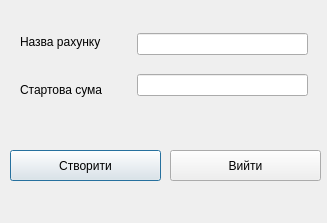
Above: Finance_tracker_project/newfinaccount.ui from OleksiyKhanov/money_manager_project before the change. Below: the same form after it.
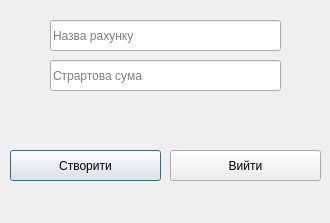
That is the form after the change.

Patch:
```diff
--- a/Finance_tracker_project/newfinaccount.ui
+++ b/Finance_tracker_project/newfinaccount.ui
@@ -6,57 +6,13 @@
    <rect>
     <x>0</x>
     <y>0</y>
-    <width>327</width>
+    <width>330</width>
     <height>223</height>
    </rect>
   </property>
   <property name="windowTitle">
    <string>Dialog</string>
   </property>
-  <widget class="QWidget" name="layoutWidget">
-   <property name="geometry">
-    <rect>
-     <x>137</x>
-     <y>20</y>
-     <width>171</width>
-     <height>91</height>
-    </rect>
-   </property>
-   <layout class="QVBoxLayout" name="verticalLayout">
-    <item>
-     <widget class="QLineEdit" name="lineEdit_name"/>
-    </item>
-    <item>
-     <widget class="QLineEdit" name="lineEdit_startSum"/>
-    </item>
-   </layout>
-  </widget>
-  <widget class="QWidget" name="layoutWidget_2">
-   <property name="geometry">
-    <rect>
-     <x>20</x>
-     <y>20</y>
-     <width>101</width>
-     <height>91</height>
-    </rect>
-   </property>
-   <layout class="QVBoxLayout" name="verticalLayout_2">
-    <item>
-     <widget class="QLabel" name="label">
-      <property name="text">
-       <string>Назва рахунку</string>
-      </property>
-     </widget>
-    </item>
-    <item>
-     <widget class="QLabel" name="label_2">
-      <property name="text">
-       <string>Стартова сума</string>
-      </property>
-     </widget>
-    </item>
-   </layout>
-  </widget>
   <widget class="QPushButton" name="pushButton_create">
    <property name="geometry">
     <rect>
@@ -73,9 +29,9 @@
   <widget class="QLabel" name="label_finish">
    <property name="geometry">
     <rect>
-     <x>90</x>
-     <y>110</y>
-     <width>151</width>
+     <x>80</x>
+     <y>100</y>
+     <width>171</width>
      <height>31</height>
     </rect>
    </property>
@@ -96,6 +52,32 @@
     <string>Вийти</string>
    </property>
   </widget>
+  <widget class="QLineEdit" name="lineEdit_startSum">
+   <property name="geometry">
+    <rect>
+     <x>50</x>
+     <y>60</y>
+     <width>231</width>
+     <height>31</height>
+    </rect>
+   </property>
+   <property name="placeholderText">
+    <string>Страртова сума</string>
+   </property>
+  </widget>
+  <widget class="QLineEdit" name="lineEdit_name">
+   <property name="geometry">
+    <rect>
+     <x>50</x>
+     <y>20</y>
+     <width>231</width>
+     <height>31</height>
+    </rect>
+   </property>
+   <property name="placeholderText">
+    <string>Назва рахунку</string>
+   </property>
+  </widget>
  </widget>
  <resources/>
  <connections/>
```
